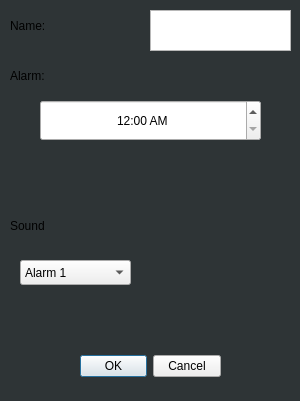
This is Lab2/addalarmdialog.ui in JustTaya/uniProjects_secondYear as Qt 5 draws it before an edit. The edited form follows.
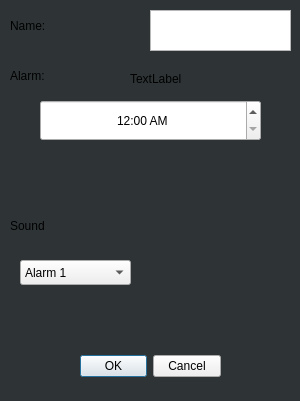
This is the edited form. Icons and pictures are not drawn.

Patch:
```diff
--- a/Lab2/addalarmdialog.ui
+++ b/Lab2/addalarmdialog.ui
@@ -308,7 +308,7 @@
     </property>
    </item>
   </widget>
-  <widget class="QWidget" name="">
+  <widget class="QWidget" name="layoutWidget">
    <property name="geometry">
     <rect>
      <x>20</x>
@@ -369,6 +369,19 @@
     </item>
    </layout>
   </widget>
+  <widget class="QLabel" name="label">
+   <property name="geometry">
+    <rect>
+     <x>130</x>
+     <y>70</y>
+     <width>67</width>
+     <height>17</height>
+    </rect>
+   </property>
+   <property name="text">
+    <string>TextLabel</string>
+   </property>
+  </widget>
  </widget>
  <resources/>
  <connections>
```
